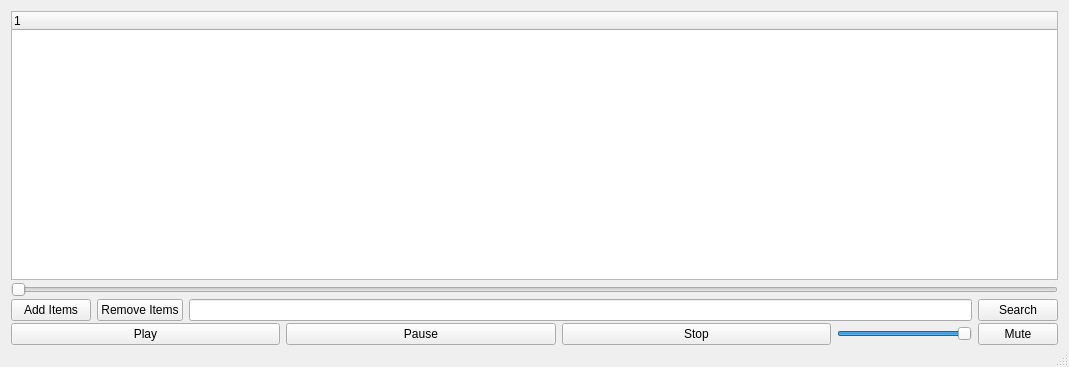
Old version of the form mainwindow.ui in the repository GoatWizard/MySimpleQtPlayer.
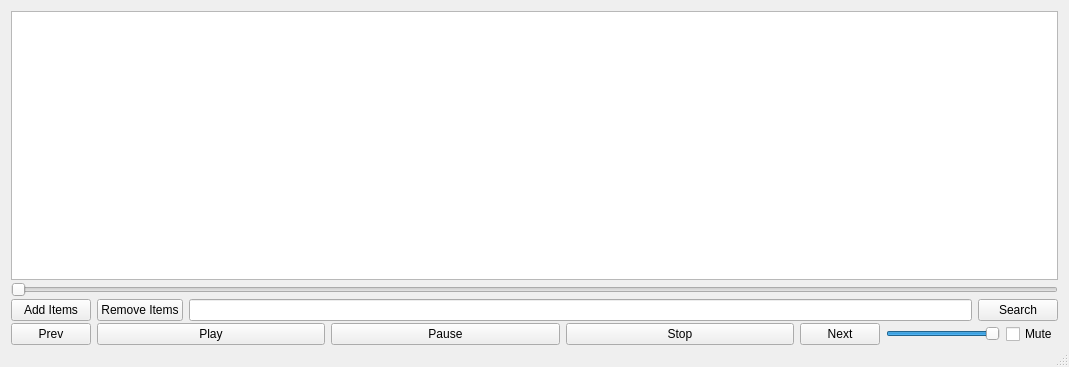
New version of the form.

Commit message: Added Prev and Next button

```diff
--- a/mainwindow.ui
+++ b/mainwindow.ui
@@ -29,6 +29,9 @@
         <verstretch>16</verstretch>
        </sizepolicy>
       </property>
+      <property name="headerHidden">
+       <bool>true</bool>
+      </property>
       <column>
        <property name="text">
         <string notr="true">1</string>
@@ -104,6 +107,13 @@
       <property name="sizeConstraint">
        <enum>QLayout::SetDefaultConstraint</enum>
       </property>
+      <item>
+       <widget class="QPushButton" name="PrevTrackButton">
+        <property name="text">
+         <string>Prev</string>
+        </property>
+       </widget>
+      </item>
       <item>
        <widget class="QPushButton" name="PlayButton">
         <property name="sizePolicy">
@@ -143,6 +153,13 @@
         </property>
        </widget>
       </item>
+      <item>
+       <widget class="QPushButton" name="NextTrackButton">
+        <property name="text">
+         <string>Next</string>
+        </property>
+       </widget>
+      </item>
       <item>
        <widget class="QSlider" name="VolumeSlider">
         <property name="sizePolicy">
@@ -160,7 +177,7 @@
        </widget>
       </item>
       <item>
-       <widget class="QPushButton" name="MuteButton">
+       <widget class="QCheckBox" name="MuteButton">
         <property name="text">
          <string>Mute</string>
         </property>
```
Left out of the diff: 2 changed lines with no effect on the pictures. The commit also changes 8 other files.
